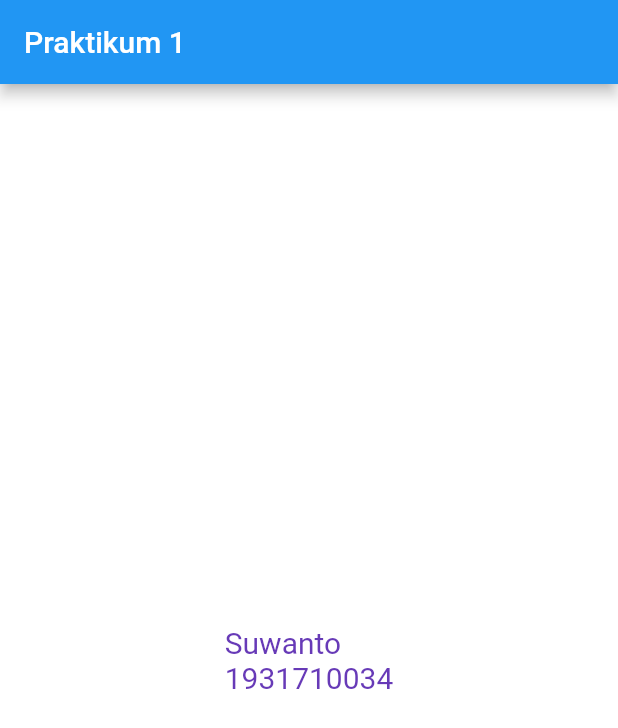
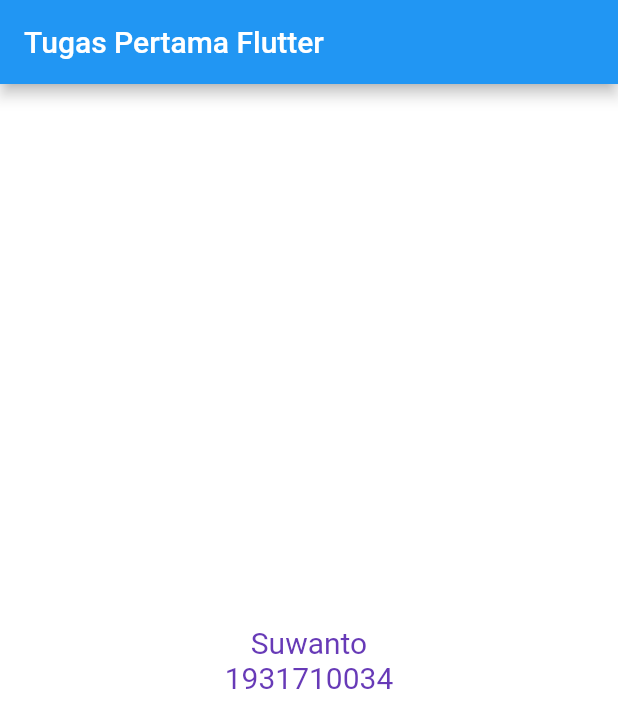
Before and after one commit to suwanto10/flutter_application_praktikum1, a Flutter app: the screen it shows after launch, on a phone screen of 412 x 824 dp. Shown: the top 728 px of the screen. Run offline on Flutter 3.47's test engine with Material 2 defaults, Android fonts, the phone set to English and light mode, and no system bars.

Commit message:
Praktikum 1

```diff
--- a/lib/main.dart
+++ b/lib/main.dart
@@ -3,9 +3,9 @@ import 'package:flutter/material.dart';
 void main() {
   runApp(
     MaterialApp(
-      title: "Praktikum 1",
+      title: "Tugas Pertama flutter",
       home: Scaffold(
-        appBar: AppBar(title: Text('Praktikum 1'),),
+        appBar: AppBar(title: Text('Tugas Pertama Flutter'),),
         body: Material(
           color: Colors.white,
           child: Center(
@@ -13,6 +13,7 @@ void main() {
               "Suwanto \n"
               "1931710034",
               textDirection: TextDirection.ltr,
+              textAlign: TextAlign.center,
               style: TextStyle(color: Colors.deepPurple, fontSize: 20.0),
             ),
           ),
```
